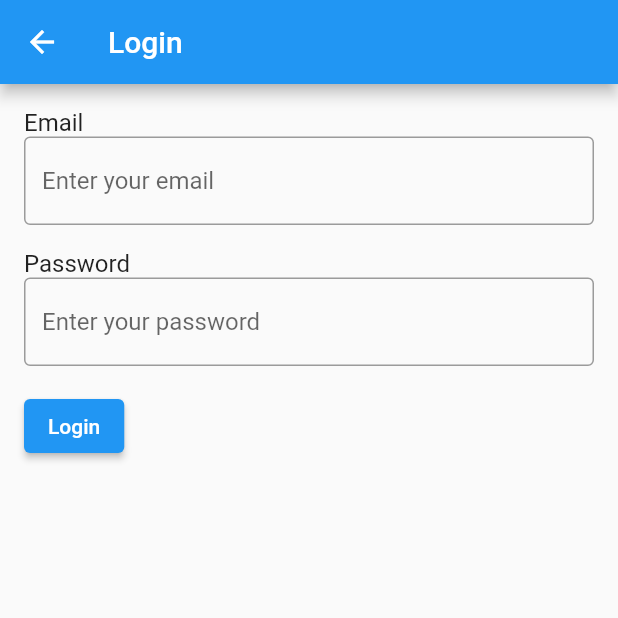
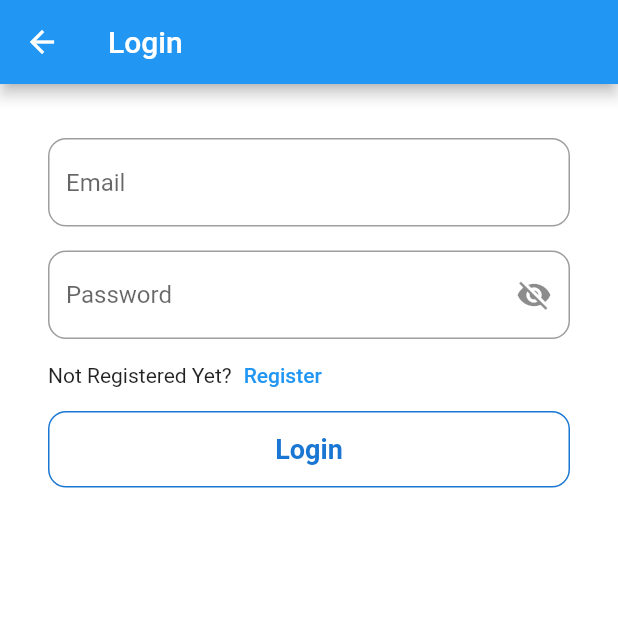
Before and after one commit to SWE342-billboards/billboards-mobile, a Flutter app: the screen it shows after launch, after a tap on "Login", on a phone screen of 412 x 824 dp, the top half of it. Run offline on Flutter 3.47's test engine with Material 2 defaults, Android fonts, the phone set to English and light mode, and no system bars; our stand-ins replace email_validator, flutter_svg.

Commit message:
login validation

```diff
--- a/lib/auth.dart
+++ b/lib/auth.dart
@@ -67,7 +67,7 @@ class InitialScreen extends StatelessWidget {
                 InkWell(
                   onTap: () {
                     Navigator.of(context)
-                        .push(MaterialPageRoute(builder: (context) => LoginPageWidget()));
+                        .push(MaterialPageRoute(builder: (context) => LoginScreen()));
                   },
                   child: Container(
                     padding: const EdgeInsets.symmetric(vertical: 14),
--- a/lib/login.dart
+++ b/lib/login.dart
@@ -1,78 +1,178 @@
 import 'package:demo/orders.dart';
+import 'package:demo/register.dart';
 import 'package:flutter/material.dart';
 
 import 'repository.dart';
 
-class LoginPageWidget extends StatefulWidget {
+import 'dart:convert';
+import 'package:demo/login.dart';
+import 'package:demo/repository.dart';
+import 'package:flutter/material.dart';
+import 'package:http/http.dart' as http;
+import 'package:flutter/material.dart';
+import 'package:flutter_svg/flutter_svg.dart';
+import 'package:email_validator/email_validator.dart';
+
+class LoginScreen extends StatefulWidget {
+  final bool isUpdateProfile;
+  const LoginScreen({
+    super.key,
+    this.isUpdateProfile = false,
+  });
+
   @override
-  _LoginPageWidgetState createState() => _LoginPageWidgetState();
+  State<LoginScreen> createState() => _LoginScreenState();
 }
 
-class _LoginPageWidgetState extends State<LoginPageWidget> {
+class _LoginScreenState extends State<LoginScreen> {
   final _emailController = TextEditingController();
   final _passwordController = TextEditingController();
-
-  @override
-  void dispose() {
-    _emailController.dispose();
-    _passwordController.dispose();
-    super.dispose();
-  }
+  bool _isLoading = false;
+  bool _passwordVisible = false;
+  final _formKey = GlobalKey<FormState>();
+  bool _isValid = false;
+  String? _errorText;
 
   @override
   Widget build(BuildContext context) {
     return Scaffold(
+      backgroundColor: Colors.white,
       appBar: AppBar(
         title: Text('Login'),
       ),
-      body: Padding(
-        padding: EdgeInsets.all(16.0),
+      body: SingleChildScrollView(
+        physics: const ClampingScrollPhysics(),
+        child: Padding(
+          padding: const EdgeInsets.symmetric(horizontal: 32),
+          child: Center(
+            child: Form(
+              key: _formKey,
               child: Column(
                 crossAxisAlignment: CrossAxisAlignment.start,
                 children: [
-            Text(
-              'Email',
-              style: TextStyle(fontSize: 16.0),
+                  SizedBox(
+                    height: 36,
                   ),
-            TextField(
+                  TextFormField(
                     controller: _emailController,
-              keyboardType: TextInputType.emailAddress,
+                    onChanged: (value) {
+                      _isValid =
+                          _emailController.text.isNotEmpty && _passwordController.text.isNotEmpty;
+                      setState(() {});
+                    },
                     decoration: InputDecoration(
-                hintText: 'Enter your email',
-                border: OutlineInputBorder(),
+                      hintText: 'Email',
+                      hintStyle: const TextStyle(fontSize: 16),
+                      border: OutlineInputBorder(
+                        borderRadius: BorderRadius.circular(12),
                       ),
                     ),
-            SizedBox(height: 16.0),
-            Text(
-              'Password',
-              style: TextStyle(fontSize: 16.0),
+                    keyboardType: TextInputType.emailAddress,
+                    validator: (value) {
+                      if (value?.isEmpty == true) {
+                        return 'Please enter your email';
+                      } else if (!EmailValidator.validate(value ?? '')) {
+                        return 'Please enter a valid email';
+                      }
+                      return null;
+                    },
                   ),
-            TextField(
+                  const SizedBox(height: 16),
+                  TextFormField(
                     controller: _passwordController,
-              obscureText: true,
+                    obscureText: !_passwordVisible,
+                    onChanged: (value) {
+                      _isValid =
+                          _emailController.text.isNotEmpty && _passwordController.text.isNotEmpty;
+                      setState(() {});
+                    },
+                    validator: (value) {
+                      if (value?.isEmpty == true) {
+                        return 'Please enter your password';
+                      }
+                      return null;
+                    },
                     decoration: InputDecoration(
-                hintText: 'Enter your password',
-                border: OutlineInputBorder(),
+                        hintText: 'Password',
+                        hintStyle: const TextStyle(fontSize: 16),
+                        border: OutlineInputBorder(
+                          borderRadius: BorderRadius.circular(12),
+                        ),
+                        suffixIcon: IconButton(
+                          icon: Icon(_passwordVisible ? Icons.visibility : Icons.visibility_off),
+                          onPressed: () {
+                            setState(() {
+                              _passwordVisible = !_passwordVisible;
+                            });
+                          },
+                        )),
+                  ),
+                  Row(
+                    children: [
+                      const Text('Not Registered Yet?'),
+                      TextButton(
+                        onPressed: () {
+                          Navigator.of(context)
+                              .pushReplacement(MaterialPageRoute(builder: (context) => RegistrationScreen()));
+                        },
+                        child: const Text('Register'),
+                      ),
+                    ],
+                  ),
+                  if (_errorText != null)
+                    Padding(
+                      padding: const EdgeInsets.only(bottom: 16.0),
+                      child: Text(
+                        _errorText!,
+                        style: TextStyle(color: Colors.red),
                       ),
                     ),
-            SizedBox(height: 16.0),
-            ElevatedButton(
-              onPressed: () async {
-                final email = _emailController.text;
-                final password = _passwordController.text;
-                final ok = await Repository.login(email, password);
-                print(ok);
-                if (ok) {
-                  Navigator.of(context).push(MaterialPageRoute(builder: (context) {
-                    return BillboardOrderListScreen();
-                  }));
-                }
-              },
-              child: Text('Login'),
+                  _isLoading
+                      ? CircularProgressIndicator()
+                      : InkWell(
+                          onTap: _login,
+                          child: Container(
+                            padding: const EdgeInsets.symmetric(vertical: 14),
+                            decoration: BoxDecoration(
+                              borderRadius: BorderRadius.circular(12),
+                              border: _isValid ? null : Border.all(color: const Color(0xFF1976D2)),
+                              color: _isValid ? const Color(0xFF1976D2) : null,
+                            ),
+                            child: Center(
+                              child: Text(
+                                'Login',
+                                style: TextStyle(
+                                  fontSize: 18,
+                                  fontWeight: FontWeight.w700,
+                                  color: _isValid ? Colors.white : Color(0xFF1976D2),
+                                ),
+                              ),
+                            ),
+                          ),
                         ),
                 ],
               ),
             ),
+          ),
+        ),
+      ),
     );
   }
+
+  Future _login() async {
+    if (_formKey.currentState?.validate() == true) {
+      final email = _emailController.text;
+      final password = _passwordController.text;
+      // final ok = await Repository.login(email, password);
+      // print(ok);
+      // if (ok) {
+      //   Navigator.of(context).push(MaterialPageRoute(builder: (context) {
+      //     return BillboardOrderListScreen();
+      //   }));
+      // } else {
+      _errorText = 'Email or password is incorrect!';
+      setState(() {});
+      // }
     }
+  }
+}
--- a/lib/register.dart
+++ b/lib/register.dart
@@ -136,8 +136,8 @@ class _RegistrationScreenState extends State<RegistrationScreen> {
                       const Text('You have an account?'),
                       TextButton(
                         onPressed: () {
-                          Navigator.of(context)
-                              .push(MaterialPageRoute(builder: (context) => LoginPageWidget()));
+                          Navigator.of(context).pushReplacement(
+                              MaterialPageRoute(builder: (context) => LoginScreen()));
                         },
                         child: const Text('Log in'),
                       ),
```
Lines whose indentation alone changed are shown as unchanged.
